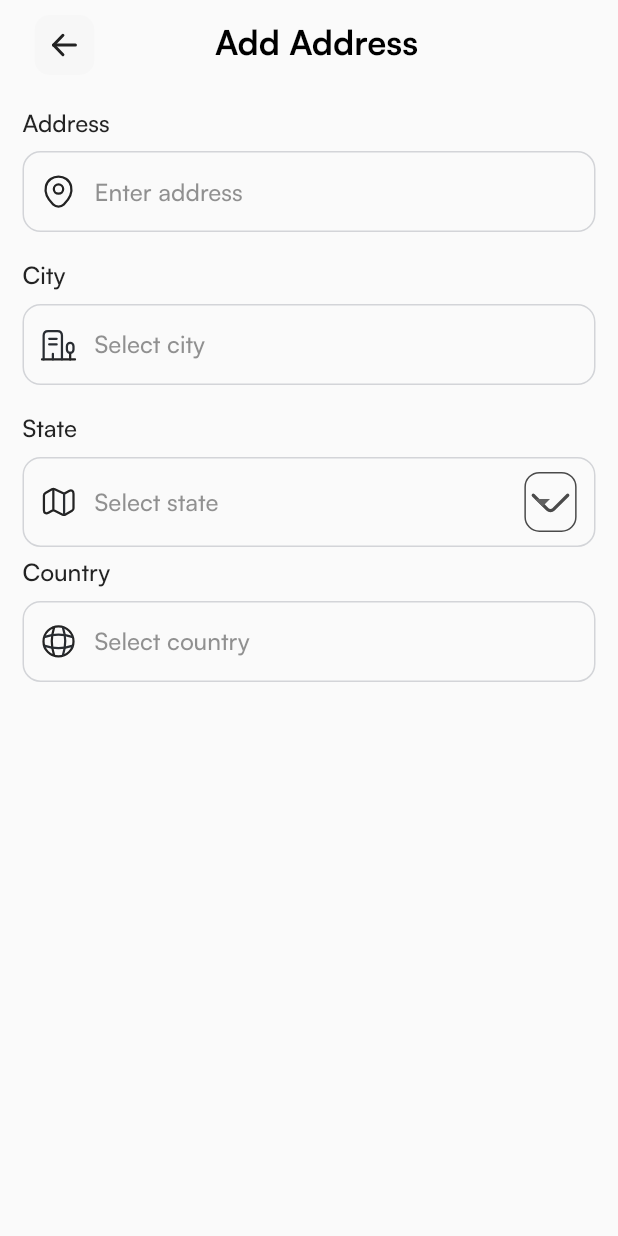
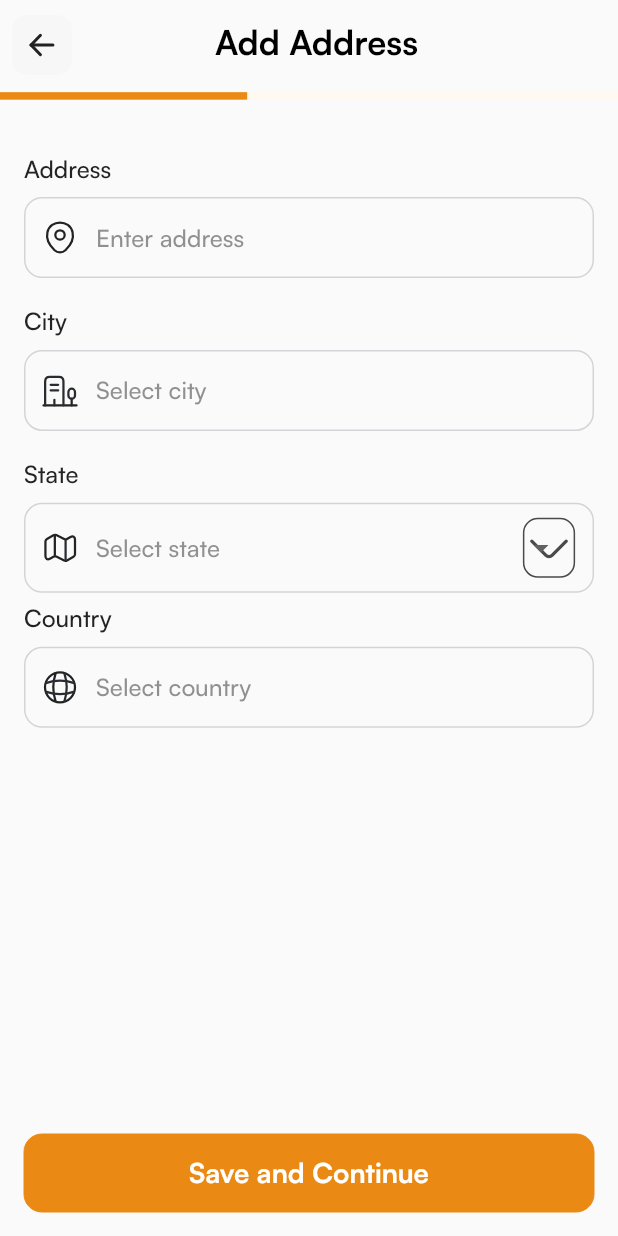
Before and after one commit to Naveen5309/Zrayo, a Flutter app: the AddAddressView screen opened by its route, on a phone screen of 412 x 824 dp. Run offline on Flutter 3.47's test engine with Material 3 defaults, Android fonts, the phone set to English and light mode, and no system bars; our stand-ins replace bot_toast, cached_network_image, connectivity_plus, dio, equatable, flutter_riverpod and 6 more; accounts and stored records are empty.

Commit message:
set address screen

```diff
--- a/lib/feature/auth/presentation/views/add_address.dart
+++ b/lib/feature/auth/presentation/views/add_address.dart
@@ -5,8 +5,11 @@ import 'package:flutter_svg/svg.dart';
 import 'package:zrayo_flutter/config/assets.dart';
 import 'package:zrayo_flutter/config/helper.dart';
 import 'package:zrayo_flutter/feature/common_widgets/custom_app_bar.dart';
+import 'package:zrayo_flutter/feature/common_widgets/custom_btn.dart';
 import 'package:zrayo_flutter/feature/common_widgets/custom_drop_down.dart';
 import 'package:zrayo_flutter/feature/common_widgets/custom_text_field.dart';
+
+import '../../../../core/utils/routing/routes.dart';
 
 class AddAddressView extends ConsumerWidget {
   const AddAddressView({super.key});
@@ -14,15 +17,37 @@ class AddAddressView extends ConsumerWidget {
   @override
   Widget build(BuildContext context, WidgetRef ref) {
     return Scaffold(
-      body: Padding(
-        padding: const EdgeInsets.symmetric(horizontal: 15),
-        child: Column(
-          children: [
-            CustomAppBar(title: AppString.addAddress),
-            yHeight(context.height * 0.03),
-            formsFieldsSection(),
-          ],
-        ),
+      body: Column(
+        children: [
+          CustomAppBar(title: AppString.addAddress),
+          yHeight(10.sp),
+          Container(
+            height: 5,
+            color: AppColor.orangeFff9f0,
+            width: screenWidth(context),
+            child: Row(
+              children: [
+                Container(
+                  height: 5,
+                  width: (screenWidth(context) / 5)*2,
+                  color: AppColor.primary,
+                ),
+              ],
+            ),
+          ),
+          yHeight(20.sp),
+          Expanded(
+            child: Padding(
+              padding: const EdgeInsets.all(16),
+              child: formsFieldsSection(),
+            ),
+          ),
+          CommonAppBtn(
+            title: AppString.saveAndContinue,
+            margin: const EdgeInsets.all(16),
+            onTap: () => toNamed(context, Routes.uploadDocument),
+          )
+        ],
       ),
     );
   }
@@ -76,7 +101,7 @@ Widget formsFieldsSection() {
           controller: TextEditingController(),
           prefixIcon: SvgPicture.asset(Assets.global),
         );
-      })
+      }),
     ],
   );
 }
--- a/lib/feature/auth/presentation/views/create_profile_steps/create_profile.dart
+++ b/lib/feature/auth/presentation/views/create_profile_steps/create_profile.dart
@@ -150,7 +150,7 @@ class CreateProfile extends StatelessWidget {
                     yHeight(60.sp),
                     CommonAppBtn(
                       title: AppString.saveAndContinue,
-                      onTap: () => toNamed(context, Routes.uploadDocument),
+                      onTap: () => toNamed(context, Routes.addAddressView),
                     ),
                   ],
                 ),
--- a/lib/feature/auth/presentation/views/create_profile_steps/upload_document.dart
+++ b/lib/feature/auth/presentation/views/create_profile_steps/upload_document.dart
@@ -1,6 +1,7 @@
 import 'package:flutter/material.dart';
 import 'package:flutter_screenutil/flutter_screenutil.dart';
 import 'package:zrayo_flutter/config/helper.dart';
+import 'package:zrayo_flutter/core/utils/routing/routes.dart';
 import 'package:zrayo_flutter/feature/auth/presentation/views/create_profile_steps/upload_document_tile.dart';
 
 import '../../../../../config/app_utils.dart';
@@ -90,6 +91,7 @@ class UploadDocument extends StatelessWidget {
                     Spacer(),
                     CommonAppBtn(
                       title: AppString.saveAndContinue,
+                      onTap: () => toNamed(context, Routes.uploadDocument),
                     ),
                     yHeight(20),
                   ],
```
